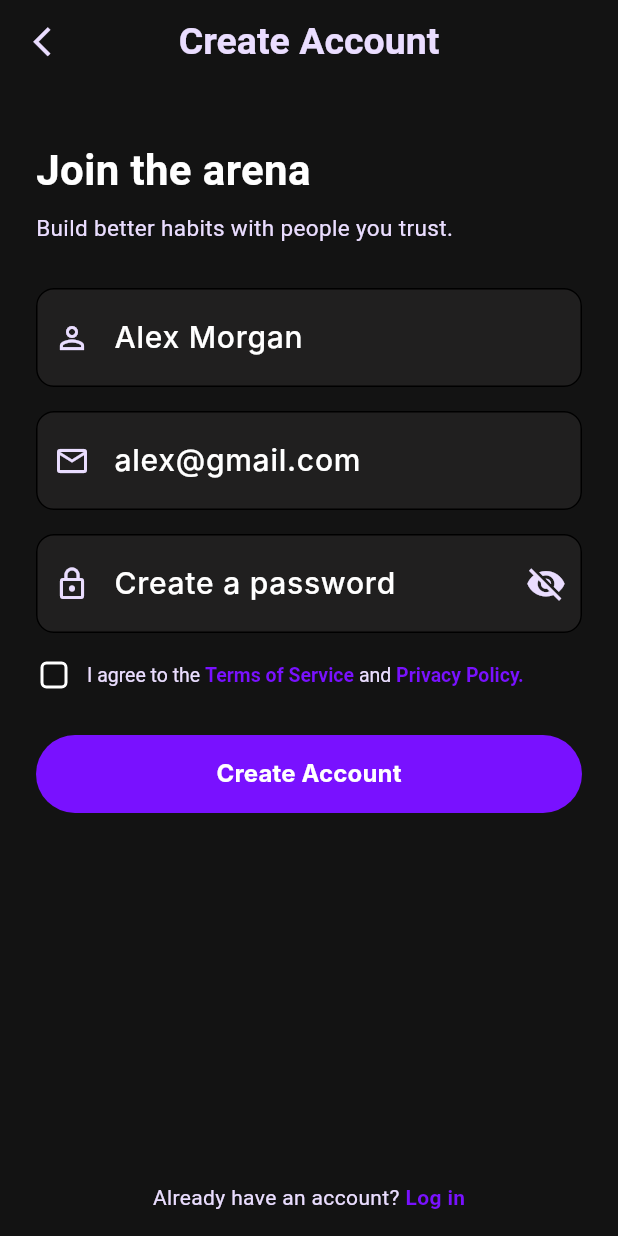
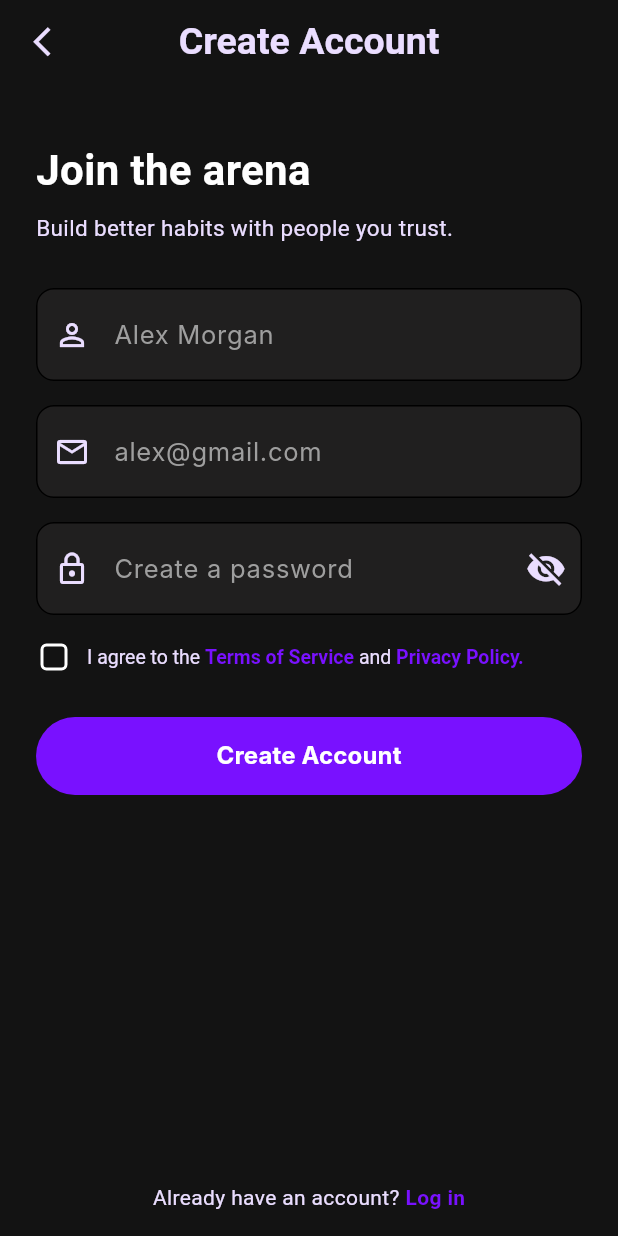
Before and after one commit to zeinawael735/Streak-Battle, a Flutter app: the SignupScreen screen opened by its route, on a phone screen of 412 x 824 dp. Run offline on Flutter 3.47's test engine with Material 3 defaults, Android fonts, the phone set to English and light mode, and no system bars; our stand-ins replace bloc, cloud_firestore, equatable, firebase_auth, firebase_core, flutter_bloc and 8 more; accounts and stored records are empty; Roboto replaces fonts that are missing (Inter, Manrope).

Commit message:
modify hint text style

```diff
--- a/lib/core/common/custom_text_field.dart
+++ b/lib/core/common/custom_text_field.dart
@@ -77,8 +77,9 @@
         filled: true,
         hintText: widget.hintText,
         hintStyle: TextStyle(
-          fontSize: 20,
-          fontWeight: FontWeight.w500,
+          fontSize: 17,
+          fontWeight: FontWeight.normal,
+          color: Colors.grey
         ),
         errorMaxLines: 4,
         errorStyle: const TextStyle(color: Colors.red),
```
